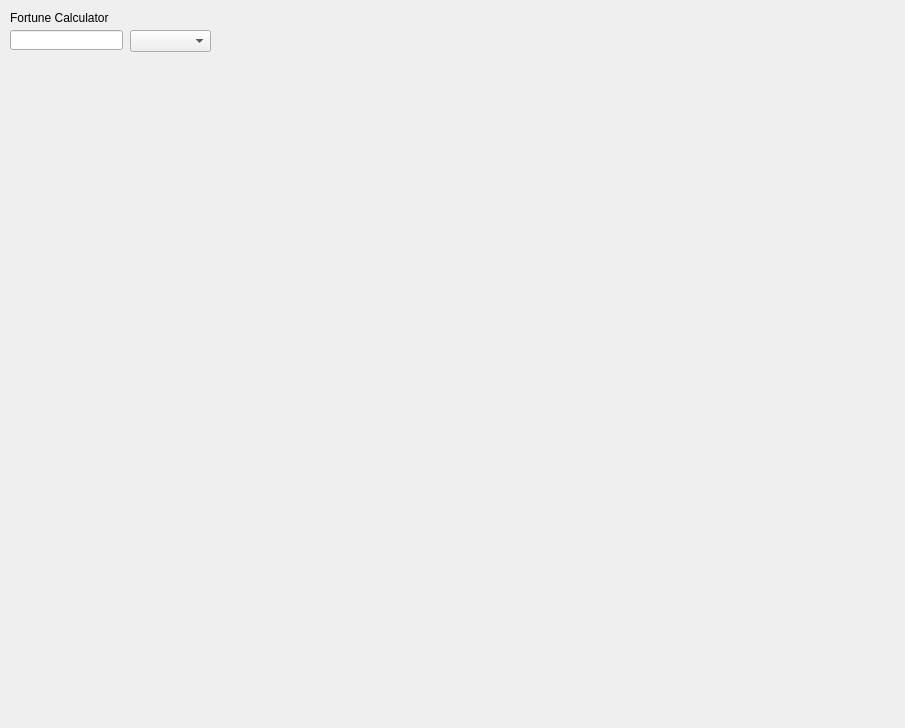
This is gui.ui in MisileLab/Minecraft-Calculator as Qt 5 draws it before an edit. The edited form follows.
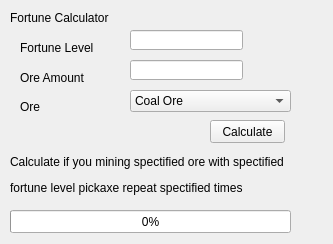
This is the edited form.

Patch:
```diff
--- a/gui.ui
+++ b/gui.ui
@@ -6,8 +6,8 @@
    <rect>
     <x>0</x>
     <y>0</y>
-    <width>905</width>
-    <height>728</height>
+    <width>333</width>
+    <height>244</height>
    </rect>
   </property>
   <property name="windowTitle">
@@ -32,7 +32,7 @@
   <widget class="QLineEdit" name="FortuneLevel">
    <property name="geometry">
     <rect>
-     <x>10</x>
+     <x>130</x>
      <y>30</y>
      <width>113</width>
      <height>20</height>
@@ -46,12 +46,150 @@
    <property name="geometry">
     <rect>
      <x>130</x>
-     <y>30</y>
-     <width>81</width>
+     <y>90</y>
+     <width>161</width>
      <height>22</height>
     </rect>
    </property>
    <property name="toolTip">
+    <string>Ore</string>
+   </property>
+   <item>
+    <property name="text">
+     <string>Coal Ore</string>
+    </property>
+   </item>
+   <item>
+    <property name="text">
+     <string>Diamond Ore</string>
+    </property>
+   </item>
+   <item>
+    <property name="text">
+     <string>Emerald Ore</string>
+    </property>
+   </item>
+   <item>
+    <property name="text">
+     <string>Iron Ore</string>
+    </property>
+   </item>
+   <item>
+    <property name="text">
+     <string>Copper Ore</string>
+    </property>
+   </item>
+   <item>
+    <property name="text">
+     <string>Gold Ore</string>
+    </property>
+   </item>
+   <item>
+    <property name="text">
+     <string>Nether Gold Ore</string>
+    </property>
+   </item>
+   <item>
+    <property name="text">
+     <string>Nether Quartz Ore</string>
+    </property>
+   </item>
+   <item>
+    <property name="text">
+     <string>Lapis Lazuil Ore</string>
+    </property>
+   </item>
+   <item>
+    <property name="text">
+     <string>Amethyst Cluster</string>
+    </property>
+   </item>
+  </widget>
+  <widget class="QLabel" name="result">
+   <property name="geometry">
+    <rect>
+     <x>10</x>
+     <y>150</y>
+     <width>311</width>
+     <height>51</height>
+    </rect>
+   </property>
+   <property name="text">
+    <string>&lt;html&gt;&lt;head/&gt;&lt;body&gt;&lt;p&gt;Calculate if you mining spectified ore with spectified &lt;/p&gt;&lt;p&gt;fortune level pickaxe repeat spectified times&lt;/p&gt;&lt;/body&gt;&lt;/html&gt;</string>
+   </property>
+  </widget>
+  <widget class="QPushButton" name="Calculate">
+   <property name="geometry">
+    <rect>
+     <x>210</x>
+     <y>120</y>
+     <width>75</width>
+     <height>23</height>
+    </rect>
+   </property>
+   <property name="text">
+    <string>Calculate</string>
+   </property>
+  </widget>
+  <widget class="QLineEdit" name="CalculateNumber">
+   <property name="geometry">
+    <rect>
+     <x>130</x>
+     <y>60</y>
+     <width>113</width>
+     <height>20</height>
+    </rect>
+   </property>
+  </widget>
+  <widget class="QProgressBar" name="FortuneProgressBar">
+   <property name="geometry">
+    <rect>
+     <x>10</x>
+     <y>210</y>
+     <width>281</width>
+     <height>23</height>
+    </rect>
+   </property>
+   <property name="value">
+    <number>0</number>
+   </property>
+  </widget>
+  <widget class="QLabel" name="label_2">
+   <property name="geometry">
+    <rect>
+     <x>20</x>
+     <y>40</y>
+     <width>81</width>
+     <height>16</height>
+    </rect>
+   </property>
+   <property name="text">
+    <string>Fortune Level</string>
+   </property>
+  </widget>
+  <widget class="QLabel" name="label_3">
+   <property name="geometry">
+    <rect>
+     <x>20</x>
+     <y>70</y>
+     <width>91</width>
+     <height>16</height>
+    </rect>
+   </property>
+   <property name="text">
+    <string>Ore Amount</string>
+   </property>
+  </widget>
+  <widget class="QLabel" name="label_4">
+   <property name="geometry">
+    <rect>
+     <x>20</x>
+     <y>100</y>
+     <width>47</width>
+     <height>13</height>
+    </rect>
+   </property>
+   <property name="text">
     <string>Ore</string>
    </property>
   </widget>
```
